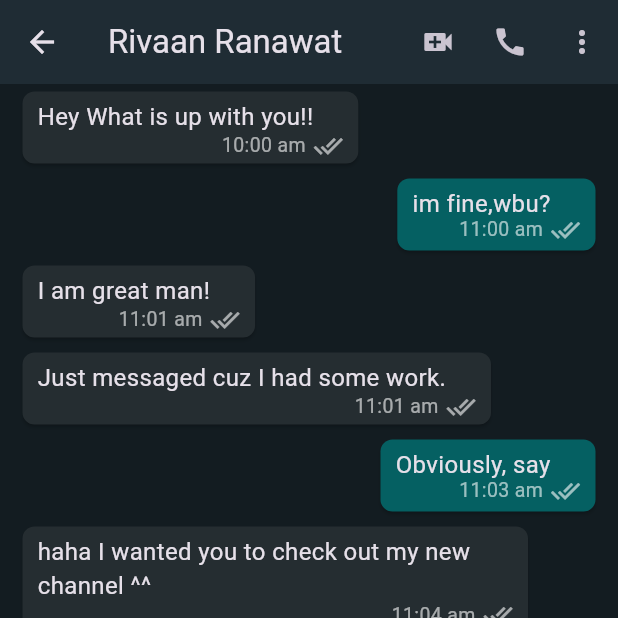
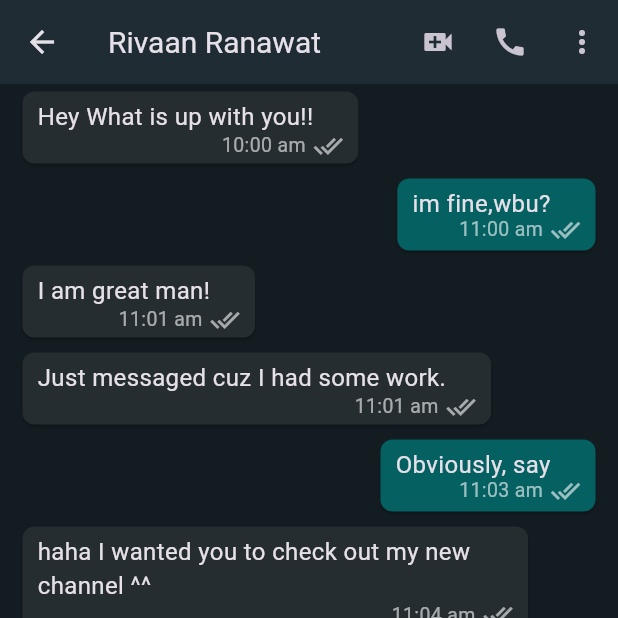
Before and after one commit to vedantagrawal524/VibeChat, a Flutter app: the screen it shows after launch, after a tap on "Rivaan Ranawat", on a phone screen of 412 x 824 dp, the top half of it. Run offline on Flutter 3.47's test engine with Material 3 defaults, Android fonts, the phone set to English and light mode, and no system bars; network calls fail.

Commit message:
UI Fixing

```diff
--- a/lib/screens/mobile_chat_screen.dart
+++ b/lib/screens/mobile_chat_screen.dart
@@ -10,7 +10,10 @@ class MobileChatScreen extends StatelessWidget {
     return Scaffold(
       appBar: AppBar(
         backgroundColor: appBarColor,
-        title: Text(info[0]['name'].toString()),
+        title: Text(
+          info[0]['name'].toString(),
+          style: const TextStyle(fontSize: 20),
+        ),
         centerTitle: false,
         actions: [
           IconButton(
--- a/lib/widgets/contact_list.dart
+++ b/lib/widgets/contact_list.dart
@@ -25,28 +25,28 @@ class ContactList extends StatelessWidget {
                   );
                 },
                 child: Padding(
-                  padding: const EdgeInsets.only(bottom: 8),
+                  padding: const EdgeInsets.only(bottom: 2),
                   child: ListTile(
                     title: Text(
                       info[index]['name'].toString(),
                       style: const TextStyle(fontSize: 18),
                     ),
                     subtitle: Padding(
-                      padding: const EdgeInsets.only(top: 6),
+                      padding: const EdgeInsets.only(top: 5),
                       child: Text(
                         info[index]['message'].toString(),
-                        style: const TextStyle(fontSize: 15),
+                        style: const TextStyle(fontSize: 14),
                       ),
                     ),
                     leading: CircleAvatar(
-                      radius: 26,
+                      radius: 24,
                       backgroundImage: NetworkImage(
                         info[index]['profilePic'].toString(),
                       ),
                     ),
                     trailing: Text(
                       info[index]['time'].toString(),
-                      style: const TextStyle(fontSize: 13, color: Colors.grey),
+                      style: const TextStyle(fontSize: 12, color: Colors.grey),
                     ),
                   ),
                 ),
@@ -54,6 +54,8 @@ class ContactList extends StatelessWidget {
               const Divider(
                 color: dividerColor,
                 indent: 85,
+                height: 9.5,
+                thickness: 0.8,
               )
             ],
           );
```
